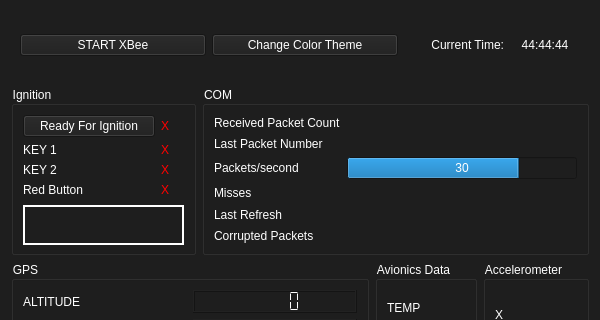
The window that UI/ui_file/press_alt.ui (MorgesHAB/ERT2020GS) describes before a commit, drawn with Qt 5; both pictures show x 0 to 600 and y 0 to 320 of the 600 by 609 pixel window.
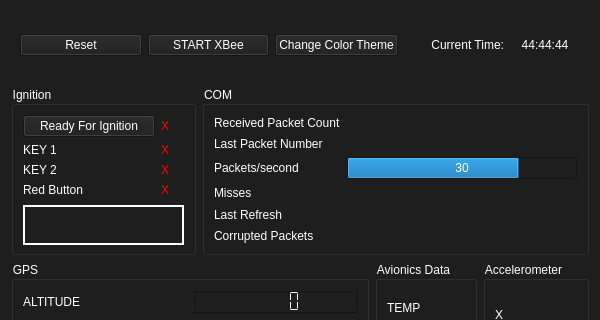
The same window after the commit. Icons and pictures are not drawn.

Commit message: reset feature started

Diff of the .ui file:
```diff
--- a/UI/ui_file/press_alt.ui
+++ b/UI/ui_file/press_alt.ui
@@ -97,6 +97,16 @@
         </property>
        </widget>
       </item>
+      <item row="0" column="0">
+       <widget class="QPushButton" name="reset_button">
+        <property name="toolTip">
+         <string>Resets saved data</string>
+        </property>
+        <property name="text">
+         <string>Reset</string>
+        </property>
+       </widget>
+      </item>
      </layout>
     </widget>
    </item>
```
The commit also changes 4 other files.
